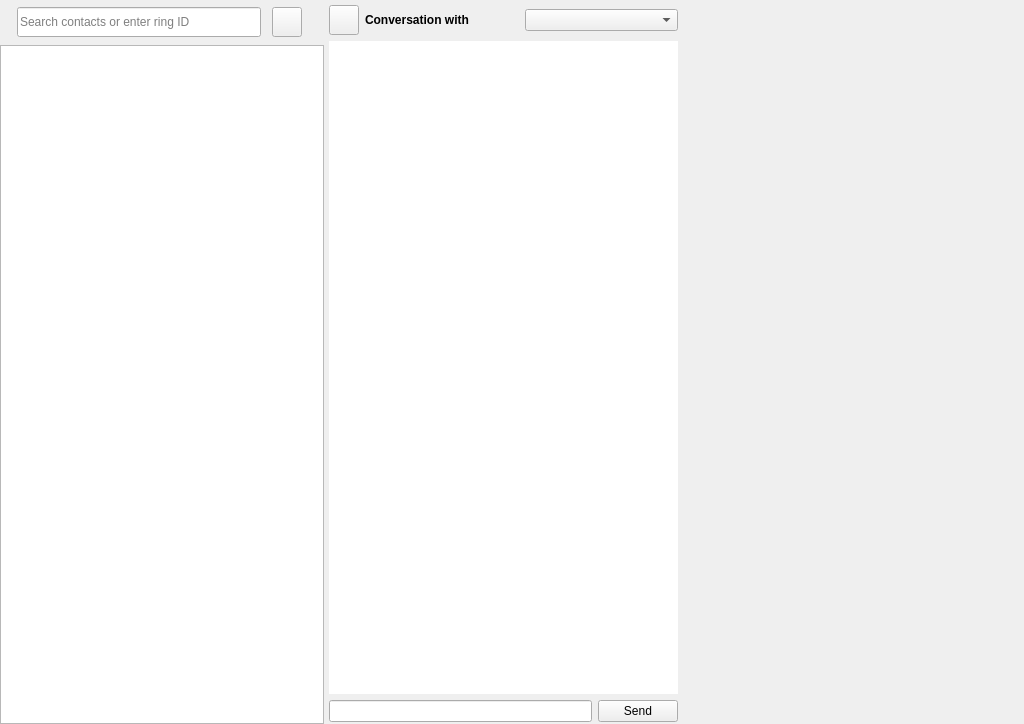
First picture: the form in callwidget.ui, repository savoirfairelinux/jami-client-windows, before the edit.
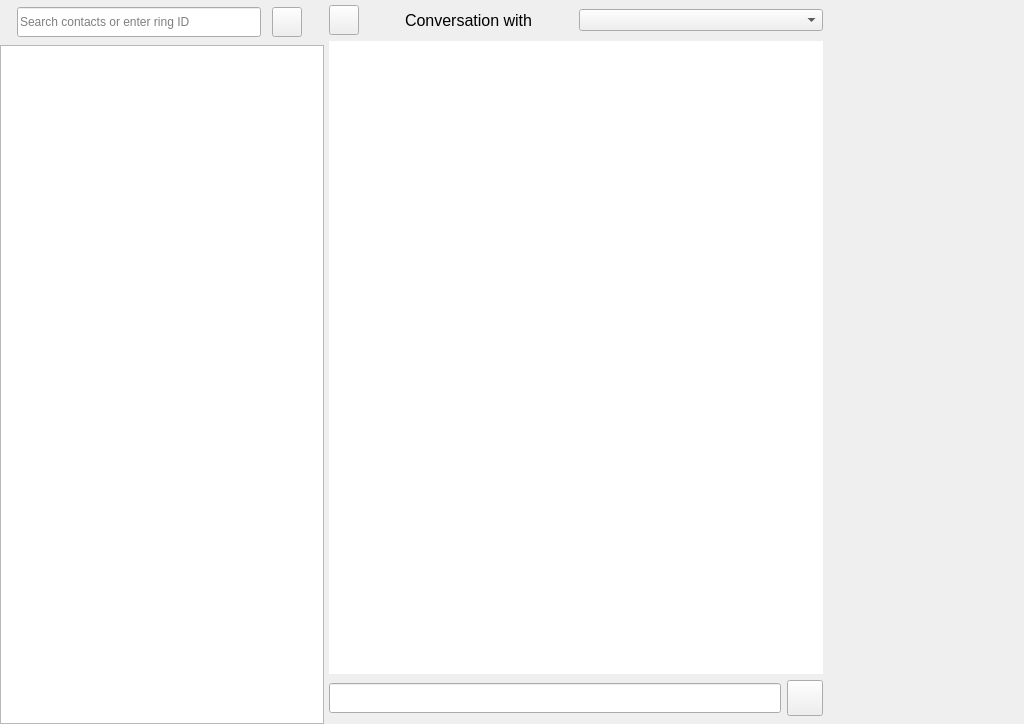
Second picture: the form after the edit. The open tabs and pages were chosen to show the change. Icons and pictures are not drawn. Custom widgets are drawn as their Qt base class.

```diff
--- a/callwidget.ui
+++ b/callwidget.ui
@@ -703,12 +703,26 @@
                     </property>
                    </widget>
                   </item>
+                  <item>
+                   <spacer name="horizontalSpacer_7">
+                    <property name="orientation">
+                     <enum>Qt::Horizontal</enum>
+                    </property>
+                    <property name="sizeHint" stdset="0">
+                     <size>
+                      <width>40</width>
+                      <height>20</height>
+                     </size>
+                    </property>
+                   </spacer>
+                  </item>
                   <item>
                    <widget class="QLabel" name="imNameLabel">
                     <property name="font">
                      <font>
-                      <weight>75</weight>
-                      <bold>true</bold>
+                      <pointsize>12</pointsize>
+                      <weight>50</weight>
+                      <bold>false</bold>
                      </font>
                     </property>
                     <property name="text">
@@ -717,7 +731,27 @@
                    </widget>
                   </item>
                   <item>
-                   <widget class="QComboBox" name="contactMethodComboBox"/>
+                   <spacer name="horizontalSpacer_6">
+                    <property name="orientation">
+                     <enum>Qt::Horizontal</enum>
+                    </property>
+                    <property name="sizeHint" stdset="0">
+                     <size>
+                      <width>40</width>
+                      <height>20</height>
+                     </size>
+                    </property>
+                   </spacer>
+                  </item>
+                  <item>
+                   <widget class="QComboBox" name="contactMethodComboBox">
+                    <property name="minimumSize">
+                     <size>
+                      <width>244</width>
+                      <height>0</height>
+                     </size>
+                    </property>
+                   </widget>
                   </item>
                  </layout>
                 </item>
@@ -759,13 +793,40 @@
                 </item>
                 <item>
                  <layout class="QHBoxLayout" name="horizontalLayout_5">
+                  <property name="bottomMargin">
+                   <number>6</number>
+                  </property>
                   <item>
-                   <widget class="QLineEdit" name="messageEdit"/>
+                   <widget class="QLineEdit" name="messageEdit">
+                    <property name="minimumSize">
+                     <size>
+                      <width>0</width>
+                      <height>30</height>
+                     </size>
+                    </property>
+                    <property name="font">
+                     <font>
+                      <pointsize>10</pointsize>
+                     </font>
+                    </property>
+                   </widget>
                   </item>
                   <item>
                    <widget class="QPushButton" name="sendButton">
+                    <property name="minimumSize">
+                     <size>
+                      <width>36</width>
+                      <height>36</height>
+                     </size>
+                    </property>
+                    <property name="maximumSize">
+                     <size>
+                      <width>36</width>
+                      <height>36</height>
+                     </size>
+                    </property>
                     <property name="text">
-                     <string>Send</string>
+                     <string/>
                     </property>
                    </widget>
                   </item>
```
Left out of the diff: 11 changed lines with no effect on the pictures.
